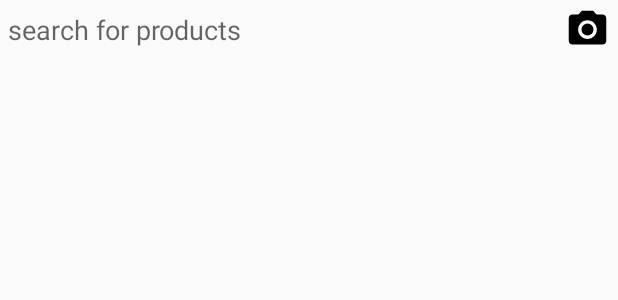
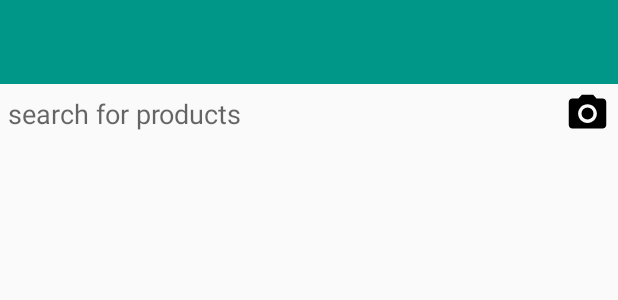
Before and after one commit to ahmdkhled/store-management-system, an Android app: the layout activity_products.xml on its own in the app's theme, with its tools: preview values and no code run, on a phone screen of 412 x 824 dp. Shown: the top 300 px of the screen. Run offline under Robolectric (Android 15) with nearby library versions, the phone set to English and light mode, and no system bars.

```diff
--- a/app/src/main/AndroidManifest.xml
+++ b/app/src/main/AndroidManifest.xml
@@ -48,7 +48,8 @@
 
         <activity
             android:name=".ui.ProductsActivity"
-            android:parentActivityName=".ui.MainActivity" />
+            android:parentActivityName=".ui.MainActivity"
+            android:theme="@style/NoAction"/>
 
 
         <activity android:name=".ui.CategoryActivity"
--- a/app/src/main/java/com/ahmdkhled/storemanagmentsystem/ui/EditProductActivity.java
+++ b/app/src/main/java/com/ahmdkhled/storemanagmentsystem/ui/EditProductActivity.java
@@ -70,6 +70,8 @@ public class EditProductActivity extends AppCompatActivity implements LoaderMana
         setContentView(R.layout.acitvity_edit_product);
         // bind views
         ButterKnife.bind(this);
+
+        // setup toolbar
         setSupportActionBar(mToolbar);
         getSupportActionBar().setTitle(R.string.edit_activity_title);
         getSupportActionBar().setDisplayHomeAsUpEnabled(true);
--- a/app/src/main/res/layout/activity_products.xml
+++ b/app/src/main/res/layout/activity_products.xml
@@ -7,6 +7,14 @@
     android:layout_height="match_parent"
     tools:context=".ui.ProductsActivity">
 
+    <android.support.v7.widget.Toolbar
+        android:layout_width="match_parent"
+        android:layout_height="?attr/actionBarSize"
+        android:id="@+id/toolbar"
+        app:titleTextColor="@android:color/white"
+        app:layout_constraintTop_toTopOf="parent"
+        android:background="@color/colorPrimary"/>
+
     <LinearLayout
         android:layout_width="match_parent"
         android:layout_height="40dp"
@@ -14,7 +22,8 @@
         app:layout_constraintStart_toStartOf="parent"
         android:focusable="true"
         android:focusableInTouchMode="true"
-        android:id="@+id/search_contaner">
+        android:id="@+id/search_contaner"
+        app:layout_constraintTop_toBottomOf="@+id/toolbar">
         <EditText
             android:layout_width="0dp"
             android:layout_height="match_parent"
--- a/app/src/main/res/values/strings.xml
+++ b/app/src/main/res/values/strings.xml
@@ -5,4 +5,5 @@
     <string name="category_activity_title">Category</string>
     <string name="spinner_title">choose a category</string>
     <string name="edit_activity_title">Edit Product</string>
+    <string name="product_activity_title">Products</string>
 </resources>
```
Also changed, not shown: app/src/main/java/com/ahmdkhled/storemanagmentsystem/ui/ProductsActivity.java (+60 -23 lines), app/src/main/res/menu/search_menu.xml (added, +8 -0 lines).
